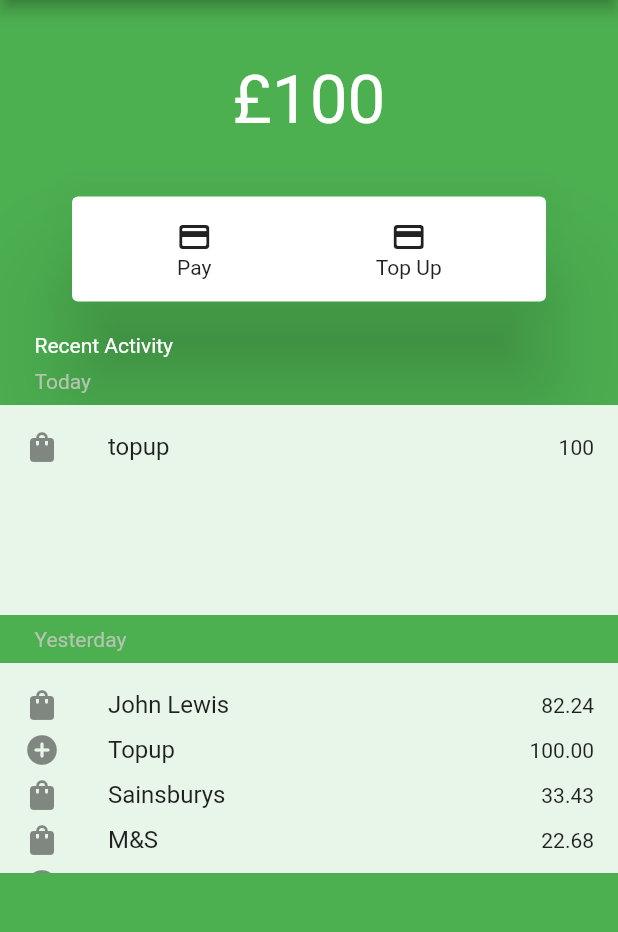
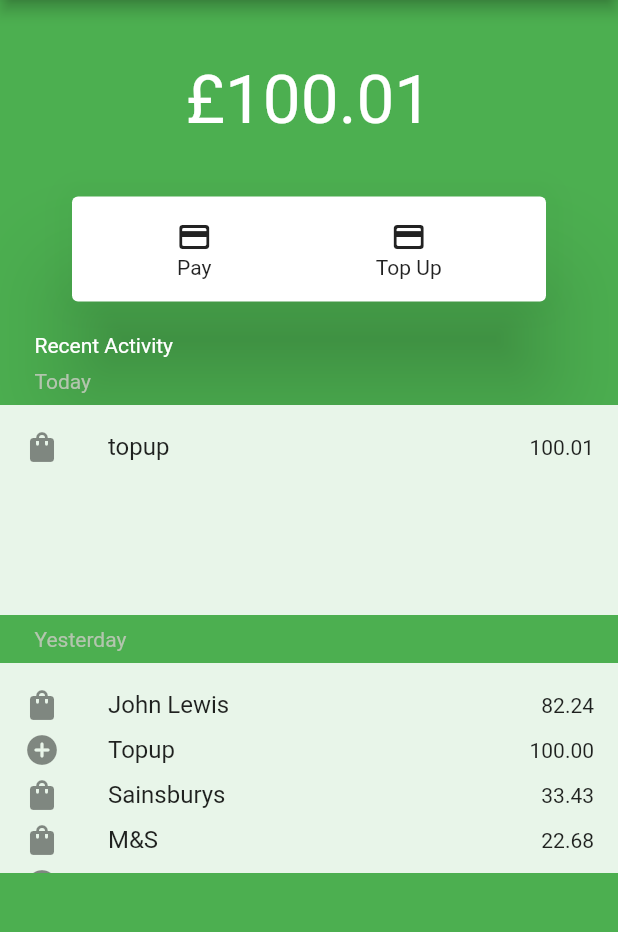
Before and after one commit to JT-Black/money_app, a Flutter app: the screen it shows after launch, on a phone screen of 412 x 824 dp, the part 84-1016 px from its top. Run offline on Flutter 3.47's test engine with Material 2 defaults, Android fonts, the phone set to English and light mode, and no system bars; our stand-ins replace get.

Commit message:
fixed decimal on balance display

```diff
--- a/lib/controllers.dart
+++ b/lib/controllers.dart
@@ -1,14 +1,16 @@
 import 'package:get/get.dart';
 import 'package:flutter/material.dart';
+import 'dart:core';
 
 class BalanceController extends GetxController {
-  final balance = 100.obs;
+  var balance = 100.01.obs;
+  // var balance = num.parse(balance.toStringAsFixed(2)).obs;
   var paymentAmount = 0.obs;
   final transactions = [
     {
       'type': 'topup',
       'description': 'topup',
-      'amount': 100,
+      'amount': 100.01,
     },
   ].obs;
 
@@ -20,7 +22,7 @@ class BalanceController extends GetxController {
         'amount': text,
       },
     );
-    balance + int.parse(text);
+    balance + double.parse(text);
   }
 
   addPayment(amount, payee) {
--- a/lib/home.dart
+++ b/lib/home.dart
@@ -63,13 +63,15 @@ class Home extends StatelessWidget {
           const SizedBox(
             height: 40,
           ),
-          Obx(() => Text(
-                '£${bal.balance}',
-                style: const TextStyle(
-                  color: Colors.white,
-                  fontSize: 45,
-                ),
-              )),
+          Obx(
+            () => Text(
+              '£${bal.balance.toStringAsFixed(2)}',
+              style: const TextStyle(
+                color: Colors.white,
+                fontSize: 45,
+              ),
+            ),
+          ),
           Padding(
             padding: const EdgeInsets.all(8.0),
             child: Card(
```
